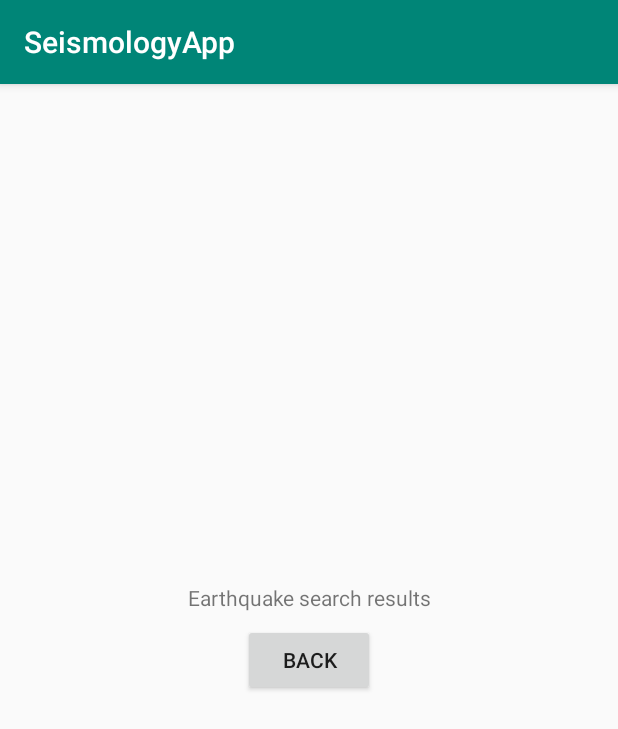
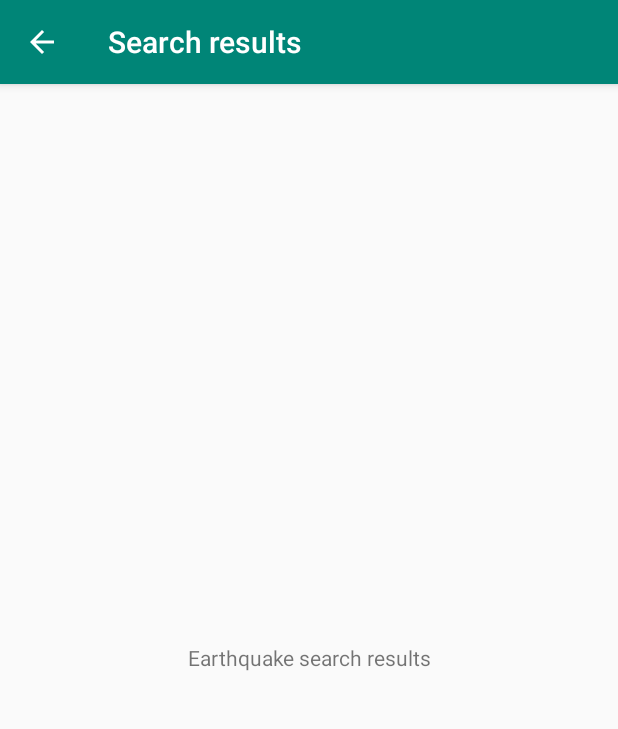
Before and after one commit to alexmcbride/seismologyapp, an Android app: the screen it shows after launch (SearchResultsActivity), after a tap on "PERFORM SEARCH", on a phone screen of 412 x 824 dp. Shown: the top 729 px of the screen. Run offline under Robolectric (Android 15) with nearby library versions, the phone set to English and light mode, and no system bars.

Commit message:
Added landscape for one activity

```diff
--- a/app/src/main/AndroidManifest.xml
+++ b/app/src/main/AndroidManifest.xml
@@ -12,14 +12,14 @@
         android:theme="@style/AppTheme"
         tools:ignore="GoogleAppIndexingWarning">
         <activity android:name=".EarthquakeDetailActivity"></activity>
-        <activity android:name=".SearchResultsActivity" />
+        <activity android:name=".SearchResultsActivity"
+            android:parentActivityName=".MainActivity"/>
         <activity
             android:name=".MainActivity"
             android:label="@string/title_activity_main"
             android:theme="@style/AppTheme.NoActionBar">
             <intent-filter>
                 <action android:name="android.intent.action.MAIN" />
-
                 <category android:name="android.intent.category.LAUNCHER" />
             </intent-filter>
         </activity>
--- a/app/src/main/java/com/alexmcbride/android/seismologyapp/MainActivity.java
+++ b/app/src/main/java/com/alexmcbride/android/seismologyapp/MainActivity.java
@@ -1,7 +1,6 @@
 package com.alexmcbride.android.seismologyapp;
 
 import android.content.Intent;
-import android.net.Uri;
 import android.os.Bundle;
 import android.support.annotation.Nullable;
 import android.support.design.widget.TabLayout;
@@ -18,7 +17,7 @@ import java.util.ArrayList;
 import java.util.Date;
 import java.util.List;
 
-public class MainActivity extends AppCompatActivity implements SearchEarthquakesFragment.OnFragmentInteractionListener, EarthquakeListFragment.OnFragmentInteractionListener {
+public class MainActivity extends AppCompatActivity implements SearchEarthquakesFragment.OnFragmentInteractionListener, SearchResultsFragment.OnFragmentInteractionListener, EarthquakeListFragment.OnFragmentInteractionListener {
     private SectionsPagerAdapter mSectionsPagerAdapter;
     private ViewPager mViewPager;
 
@@ -63,7 +62,7 @@ public class MainActivity extends AppCompatActivity implements SearchEarthquakes
 
     @Override
     public void onSearchEarthquakes(Date start, Date end) {
-        Intent intent = SearchResultsActivity.newInstance(this);
+        Intent intent = SearchResultsActivity.newInstance(this, start, end);
         startActivity(intent);
     }
 
--- a/app/src/main/java/com/alexmcbride/android/seismologyapp/SearchEarthquakesFragment.java
+++ b/app/src/main/java/com/alexmcbride/android/seismologyapp/SearchEarthquakesFragment.java
@@ -4,12 +4,15 @@ import android.content.Context;
 import android.os.Bundle;
 import android.support.annotation.NonNull;
 import android.support.v4.app.Fragment;
+import android.support.v4.app.FragmentManager;
 import android.view.LayoutInflater;
 import android.view.View;
 import android.view.ViewGroup;
 import android.widget.Button;
+import android.widget.FrameLayout;
 
 import java.util.Date;
+import java.util.Objects;
 
 
 /**
@@ -59,11 +62,28 @@ public class SearchEarthquakesFragment extends Fragment {
         // Inflate the layout for this fragment
         View view = inflater.inflate(R.layout.fragment_search_earthquakes, container, false);
 
+        final FragmentManager fm = Objects.requireNonNull(getActivity()).getSupportFragmentManager();
+
+        final FrameLayout searchResultsContainer = view.findViewById(R.id.searchResultsContainer);
+        if (searchResultsContainer != null) {
+            // In landscape mode
+        }
+
         Button buttonSearch = view.findViewById(R.id.buttonSearch);
         buttonSearch.setOnClickListener(new View.OnClickListener() {
             @Override
             public void onClick(View view) {
-                mListener.onSearchEarthquakes(new Date(), new Date());
+                Date start = new Date();
+                Date end = new Date();
+
+                // If contain doesn't exist tell main activity to launch activity, otherwise we
+                // should it ourselves in a fragment.
+                if (searchResultsContainer == null) {
+                    mListener.onSearchEarthquakes(start, end);
+                } else {
+                    Fragment fragment = SearchResultsFragment.newInstance(start, end);
+                    fm.beginTransaction().replace(R.id.searchResultsContainer, fragment).commitNow();
+                }
             }
         });
 
--- a/app/src/main/java/com/alexmcbride/android/seismologyapp/SearchResultsActivity.java
+++ b/app/src/main/java/com/alexmcbride/android/seismologyapp/SearchResultsActivity.java
@@ -3,26 +3,41 @@ package com.alexmcbride.android.seismologyapp;
 import android.content.Context;
 import android.content.Intent;
 import android.os.Bundle;
+import android.support.v7.app.ActionBar;
 import android.support.v7.app.AppCompatActivity;
+import android.view.View;
+import android.widget.Toolbar;
+
+import java.util.Date;
 
 public class SearchResultsActivity extends AppCompatActivity implements SearchResultsFragment.OnFragmentInteractionListener {
-    public static Intent newInstance(Context context) {
-        return new Intent(context, SearchResultsActivity.class);
+    private static final String ARG_START_DATE = "ARG_START_DATE";
+    private static final String ARG_END_DATE = "ARG_END_DATE";
+
+    public static Intent newInstance(Context context, Date start, Date end) {
+        Intent intent = new Intent(context, SearchResultsActivity.class);
+        intent.putExtra(ARG_START_DATE, start.getTime());
+        intent.putExtra(ARG_END_DATE, end.getTime());
+        return intent;
     }
 
     @Override
     protected void onCreate(Bundle savedInstanceState) {
         super.onCreate(savedInstanceState);
         setContentView(R.layout.activity_search_results);
+
+        Intent intent = getIntent();
+        Date start = new Date(intent.getLongExtra(ARG_START_DATE, 0));
+        Date end = new Date(intent.getLongExtra(ARG_END_DATE, 0));
+
         if (savedInstanceState == null) {
             getSupportFragmentManager().beginTransaction()
-                    .replace(R.id.container, SearchResultsFragment.newInstance())
+                    .replace(R.id.container, SearchResultsFragment.newInstance(start, end))
                     .commitNow();
         }
-    }
 
-    @Override
-    public void onBack() {
-        finish();
+        ActionBar actionbar = getSupportActionBar();
+        actionbar.setTitle("Search results");
+        actionbar.setDisplayHomeAsUpEnabled(true);
     }
 }
--- a/app/src/main/java/com/alexmcbride/android/seismologyapp/SearchResultsFragment.java
+++ b/app/src/main/java/com/alexmcbride/android/seismologyapp/SearchResultsFragment.java
@@ -10,23 +10,38 @@ import android.view.LayoutInflater;
 import android.view.View;
 import android.view.ViewGroup;
 
+import java.util.Date;
+
 public class SearchResultsFragment extends Fragment {
+    private static final String ARG_START_TIME = "ARG_START_TIME";
+    private static final String ARG_END_TIME = "ARG_END_TIME";
     private OnFragmentInteractionListener mListener;
+    private Date mStartDate;
+    private Date mEndDate;
 
-    public static SearchResultsFragment newInstance() {
-        return new SearchResultsFragment();
+    public static SearchResultsFragment newInstance(Date start, Date end) {
+        SearchResultsFragment fragment = new SearchResultsFragment();
+        Bundle args = new Bundle();
+        args.putLong(ARG_START_TIME, start.getTime());
+        args.putLong(ARG_END_TIME, end.getTime());
+        fragment.setArguments(args);
+        return fragment;
+    }
+
+    @Override
+    public void onCreate(Bundle savedInstanceState) {
+        super.onCreate(savedInstanceState);
+        if (getArguments() != null) {
+            mStartDate = new Date(getArguments().getLong(ARG_START_TIME));
+            mEndDate = new Date(getArguments().getLong(ARG_START_TIME));
+        }
     }
 
     @Nullable
     @Override
     public View onCreateView(@NonNull LayoutInflater inflater, @Nullable ViewGroup container, @Nullable Bundle savedInstanceState) {
         View view = inflater.inflate(R.layout.fragment_search_results, container, false);
-        view.findViewById(R.id.buttonBack).setOnClickListener(new View.OnClickListener() {
-            @Override
-            public void onClick(View view) {
-                mListener.onBack();
-            }
-        });
+
         return view;
     }
 
@@ -46,7 +61,6 @@ public class SearchResultsFragment extends Fragment {
     }
 
     public interface OnFragmentInteractionListener {
-        // TODO: Update argument type and name
-        void onBack();
+
     }
 }
--- a/app/src/main/res/layout/fragment_search_results.xml
+++ b/app/src/main/res/layout/fragment_search_results.xml
@@ -7,30 +7,18 @@
     android:layout_height="match_parent"
     tools:context=".SearchResultsFragment">
 
-    <Button
-        android:id="@+id/buttonBack"
+    <TextView
+        android:id="@+id/textView"
         android:layout_width="wrap_content"
-        android:layout_height="wrap_content"
+        android:layout_height="23dp"
         android:layout_marginStart="8dp"
         android:layout_marginTop="8dp"
         android:layout_marginEnd="8dp"
         android:layout_marginBottom="8dp"
-        android:text="Back"
+        android:text="Earthquake search results"
         app:layout_constraintBottom_toBottomOf="parent"
         app:layout_constraintEnd_toEndOf="parent"
         app:layout_constraintStart_toStartOf="parent"
         app:layout_constraintTop_toTopOf="parent" />
 
-    <TextView
-        android:id="@+id/textView"
-        android:layout_width="wrap_content"
-        android:layout_height="wrap_content"
-        android:layout_marginStart="8dp"
-        android:layout_marginEnd="8dp"
-        android:layout_marginBottom="8dp"
-        android:text="Earthquake search results"
-        app:layout_constraintBottom_toTopOf="@+id/buttonBack"
-        app:layout_constraintEnd_toEndOf="parent"
-        app:layout_constraintStart_toStartOf="parent" />
-
 </android.support.constraint.ConstraintLayout>
```
Also changed, not shown: app/src/main/res/layout-land/fragment_search_earthquakes.xml (added, +27 -0 lines).
